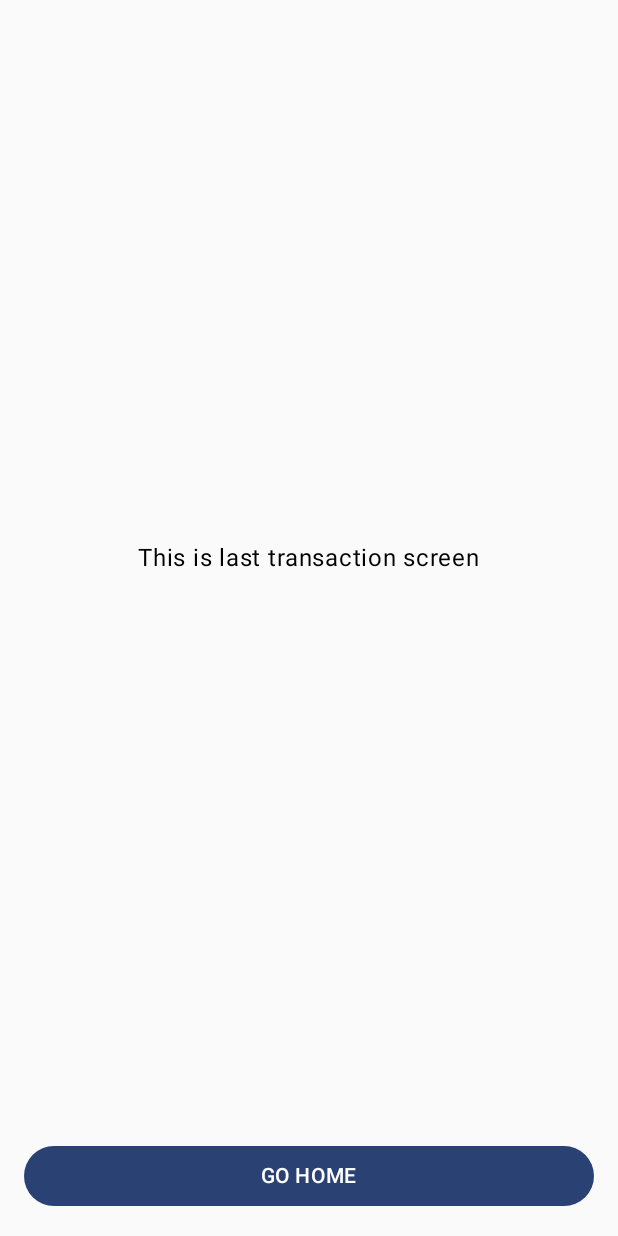
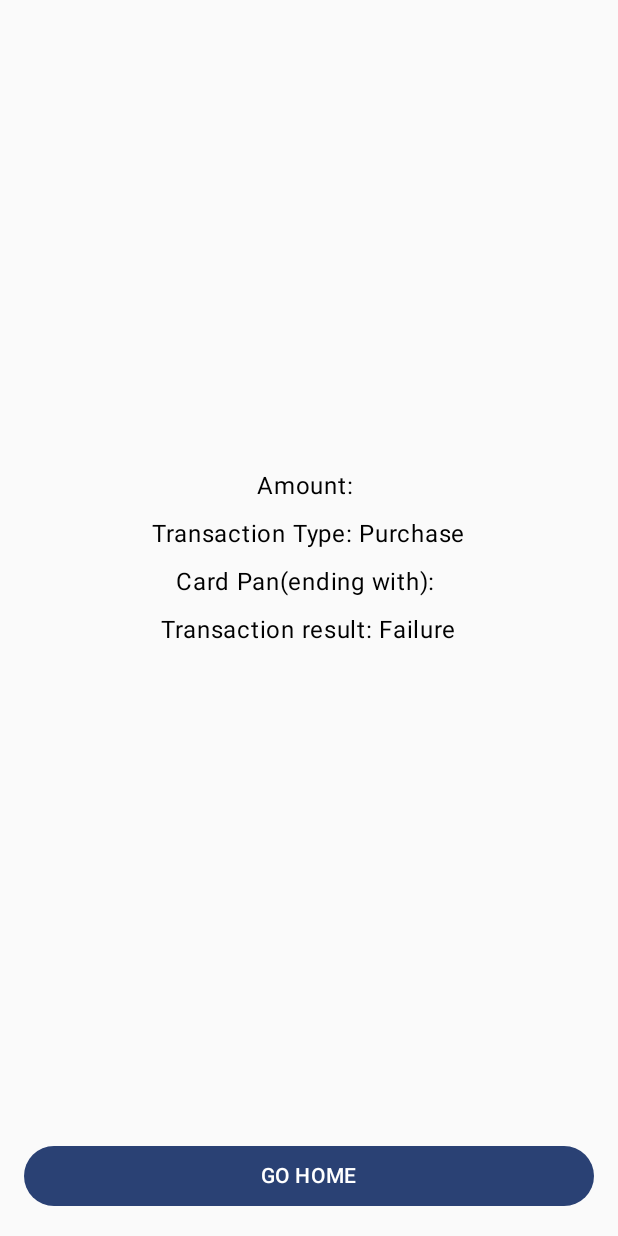
Before and after one commit to naveenfunk/SimplePay, an Android app built with Jetpack Compose: the LastTransactionScreen screen opened through its navigation route, on a phone screen of 412 x 824 dp. Run offline under Robolectric (Android 15) with nearby library versions, the phone set to English and light mode, and no system bars; our stand-ins replace Dagger/Hilt's generated code.

Commit message:
Completed task 4

```diff
--- a/app/src/main/java/com/example/simplepay/Navigation.kt
+++ b/app/src/main/java/com/example/simplepay/Navigation.kt
@@ -16,6 +16,7 @@ import com.example.simplepay.AppRoute.LAST_TRANSACTION
 import com.example.simplepay.AppRoute.TRANSACTION
 import com.example.simplepay.ui.screen.home.HomeScreen
 import com.example.simplepay.ui.screen.last_transaction.LastTransactionScreen
+import com.example.simplepay.ui.screen.last_transaction.LastTransactionVM
 import com.example.simplepay.ui.screen.transaction.TransactionVM
 import com.example.simplepay.ui.screen.transaction.screens.TransactionScreen
 
@@ -62,11 +63,13 @@ fun AppNavigation() {
             )
         }
         composable(LAST_TRANSACTION) {
-            LastTransactionScreen(onHomeClick = {
-                navController.navigate(
-                    HOME
-                )
-            })
+            val viewModel = hiltViewModel<LastTransactionVM>()
+
+            val uiState by viewModel.uiState.collectAsStateWithLifecycle(
+                minActiveState = Lifecycle.State.STARTED
+            )
+
+            LastTransactionScreen(uiState, onHomeClick = { navController.navigateClearingBackStack(HOME) })
         }
     }
 }
--- a/app/src/main/java/com/example/simplepay/data/local/TransactionDao.kt
+++ b/app/src/main/java/com/example/simplepay/data/local/TransactionDao.kt
@@ -2,6 +2,7 @@ package com.example.simplepay.data.local
 
 import androidx.room.Dao
 import androidx.room.Insert
+import androidx.room.Query
 import com.example.simplepay.data.local.model.TransactionEntity
 
 @Dao
@@ -10,4 +11,6 @@ interface TransactionDao {
     @Insert
     suspend fun saveTransaction(transaction: TransactionEntity)
 
+    @Query("SELECT * FROM transactions ORDER BY createdOn DESC LIMIT 1")
+    suspend fun getLastTransaction(): TransactionEntity?
 }
--- a/app/src/main/java/com/example/simplepay/data/local/TransactionDatabase.kt
+++ b/app/src/main/java/com/example/simplepay/data/local/TransactionDatabase.kt
@@ -5,7 +5,7 @@ import androidx.room.RoomDatabase
 import androidx.room.TypeConverters
 import com.example.simplepay.data.local.model.TransactionEntity
 
-@Database(entities = [TransactionEntity::class], version = 1, exportSchema = true)
+@Database(entities = [TransactionEntity::class], version = 2, exportSchema = true)
 @TypeConverters(TransactionConverters::class)
 abstract class TransactionDatabase : RoomDatabase() {
 
--- a/app/src/main/java/com/example/simplepay/data/local/repository/TransactionRepository.kt
+++ b/app/src/main/java/com/example/simplepay/data/local/repository/TransactionRepository.kt
@@ -5,4 +5,6 @@ import com.example.simplepay.domain.model.TransactionInfo
 interface TransactionRepository {
 
     suspend fun saveTransaction(transaction: TransactionInfo)
+
+    suspend fun getLastTransaction(): TransactionInfo?
 }
--- a/app/src/main/java/com/example/simplepay/data/local/repository/TransactionRepositoryImpl.kt
+++ b/app/src/main/java/com/example/simplepay/data/local/repository/TransactionRepositoryImpl.kt
@@ -1,15 +1,20 @@
 package com.example.simplepay.data.local.repository
 
+import com.example.simplepay.data.local.model.toDomain
+import com.example.simplepay.data.local.model.toEntity
 import com.example.simplepay.data.local.source.LocalDataSource
 import com.example.simplepay.domain.model.TransactionInfo
-import com.example.simplepay.domain.model.toEntity
 import javax.inject.Inject
 
 class TransactionRepositoryImpl @Inject constructor(private val localDataSource: LocalDataSource) :
     TransactionRepository {
 
     override suspend fun saveTransaction(transaction: TransactionInfo) {
-        localDataSource.saveTransaction(transaction.toEntity())
+        localDataSource.saveTransaction(transaction.toEntity(System.currentTimeMillis()))
+    }
+
+    override suspend fun getLastTransaction(): TransactionInfo? {
+        return localDataSource.getLastTransaction()?.toDomain()
     }
 
 }
--- a/app/src/main/java/com/example/simplepay/data/local/source/LocalDataSource.kt
+++ b/app/src/main/java/com/example/simplepay/data/local/source/LocalDataSource.kt
@@ -5,4 +5,6 @@ import com.example.simplepay.data.local.model.TransactionEntity
 interface LocalDataSource {
 
     suspend fun saveTransaction(transaction: TransactionEntity)
+
+    suspend fun getLastTransaction(): TransactionEntity?
 }
--- a/app/src/main/java/com/example/simplepay/data/local/source/LocalDataSourceImpl.kt
+++ b/app/src/main/java/com/example/simplepay/data/local/source/LocalDataSourceImpl.kt
@@ -10,4 +10,8 @@ class LocalDataSourceImpl @Inject constructor(private val transactionDao: Transa
     override suspend fun saveTransaction(transaction: TransactionEntity) {
         transactionDao.saveTransaction(transaction)
     }
+
+    override suspend fun getLastTransaction(): TransactionEntity? {
+        return transactionDao.getLastTransaction()
+    }
 }
--- /dev/null
+++ b/app/src/main/java/com/example/simplepay/domain/usecase/GetLastTransactionUseCase.kt
@@ -0,0 +1,14 @@
+package com.example.simplepay.domain.usecase
+
+import com.example.simplepay.data.local.repository.TransactionRepository
+import com.example.simplepay.domain.model.TransactionInfo
+import javax.inject.Inject
+
+class GetLastTransactionUseCase @Inject constructor(
+    private val transactionRepository: TransactionRepository
+) {
+
+    suspend operator fun invoke(): TransactionInfo? {
+        return transactionRepository.getLastTransaction()
+    }
+}
--- a/app/src/main/java/com/example/simplepay/ui/screen/last_transaction/LastTransactionScreen.kt
+++ b/app/src/main/java/com/example/simplepay/ui/screen/last_transaction/LastTransactionScreen.kt
@@ -1,9 +1,12 @@
 package com.example.simplepay.ui.screen.last_transaction
 
+import androidx.compose.foundation.layout.Box
 import androidx.compose.foundation.layout.Column
 import androidx.compose.foundation.layout.Spacer
 import androidx.compose.foundation.layout.fillMaxHeight
+import androidx.compose.foundation.layout.fillMaxSize
 import androidx.compose.foundation.layout.fillMaxWidth
+import androidx.compose.foundation.layout.height
 import androidx.compose.foundation.layout.padding
 import androidx.compose.material3.Button
 import androidx.compose.material3.Text
@@ -11,12 +14,15 @@ import androidx.compose.runtime.Composable
 import androidx.compose.ui.Alignment
 import androidx.compose.ui.Modifier
 import androidx.compose.ui.res.stringResource
+import androidx.compose.ui.text.style.TextAlign
 import androidx.compose.ui.tooling.preview.Preview
 import androidx.compose.ui.unit.dp
 import com.example.simplepay.R
 
 @Composable
-fun LastTransactionScreen(onHomeClick: () -> Unit) {
+fun LastTransactionScreen(viewState: LastTransactionState?, onHomeClick: () -> Unit) {
+
+    if (viewState != null) {
 
         Column(
             modifier = Modifier
@@ -25,7 +31,23 @@ fun LastTransactionScreen(onHomeClick: () -> Unit) {
             horizontalAlignment = Alignment.CenterHorizontally
         ) {
             Spacer(modifier = Modifier.weight(1f))
-        Text(text = "This is last transaction screen")
+            Text(text = stringResource(id = R.string.amount_s, viewState.amount))
+            Spacer(modifier = Modifier.height(8.dp))
+            Text(
+                text = stringResource(
+                    id = R.string.transaction_type_s,
+                    stringResource(id = viewState.transactionResId)
+                )
+            )
+            Spacer(modifier = Modifier.height(8.dp))
+            Text(text = stringResource(id = R.string.card_pan_s, viewState.cardInfo))
+            Spacer(modifier = Modifier.height(8.dp))
+            Text(
+                text = stringResource(
+                    id = R.string.transaction_result_s,
+                    stringResource(id = viewState.resultResId)
+                )
+            )
             Spacer(modifier = Modifier.weight(1f))
             Button(
                 onClick = { onHomeClick() },
@@ -36,10 +58,18 @@ fun LastTransactionScreen(onHomeClick: () -> Unit) {
                 Text(stringResource(id = R.string.go_home).uppercase())
             }
         }
+    } else {
+        Box(modifier = Modifier.fillMaxSize(), contentAlignment = Alignment.Center) {
+            Text(
+                textAlign = TextAlign.Center,
+                text = stringResource(id = R.string.no_transaction_found_message)
+            )
+        }
+    }
 }
 
 @Preview
 @Composable
 private fun PreviewLastTransactionScreen() {
-    LastTransactionScreen(onHomeClick = {})
+    LastTransactionScreen(LastTransactionState(), onHomeClick = {})
 }
--- /dev/null
+++ b/app/src/main/java/com/example/simplepay/ui/screen/last_transaction/LastTransactionState.kt
@@ -0,0 +1,36 @@
+package com.example.simplepay.ui.screen.last_transaction
+
+import com.example.simplepay.R
+import com.example.simplepay.domain.model.TransactionInfo
+import com.example.simplepay.domain.model.TransactionResult
+import com.example.simplepay.domain.model.TransactionType
+
+data class LastTransactionState(
+    val amount: String = "",
+    val cardInfo: String = "",
+    val transactionResId: Int = R.string.purchase,
+    val resultResId: Int = R.string.failure,
+    val isLastTransactionAvailalbe: Boolean = false
+)
+
+fun TransactionInfo.toState() = LastTransactionState(
+    amount = amount.toString(),
+    transactionResId = getTransactionResId(transactionType),
+    resultResId = getTransactionResultResId(result),
+    cardInfo = cardInfo.cardPan
+)
+
+fun getTransactionResId(transactionType: TransactionType) =
+    when(transactionType) {
+        TransactionType.PURCHASE -> R.string.purchase
+        TransactionType.REFUND -> R.string.refund
+        TransactionType.CASHOUT -> R.string.cashout
+    }
+
+fun getTransactionResultResId(transactionResult: TransactionResult) =
+    when(transactionResult) {
+        TransactionResult.APPROVED -> R.string.approved
+        TransactionResult.DECLINED -> R.string.declined
+        TransactionResult.CANCELLED -> R.string.cancelled
+        TransactionResult.FAILURE -> R.string.failure
+    }
--- a/app/src/main/java/com/example/simplepay/ui/screen/last_transaction/LastTransactionVM.kt
+++ b/app/src/main/java/com/example/simplepay/ui/screen/last_transaction/LastTransactionVM.kt
@@ -1,9 +1,28 @@
 package com.example.simplepay.ui.screen.last_transaction
 
 import androidx.lifecycle.ViewModel
+import androidx.lifecycle.viewModelScope
+import com.example.simplepay.domain.usecase.GetLastTransactionUseCase
 import dagger.hilt.android.lifecycle.HiltViewModel
+import kotlinx.coroutines.flow.MutableStateFlow
+import kotlinx.coroutines.flow.StateFlow
+import kotlinx.coroutines.launch
 import javax.inject.Inject
 
 @HiltViewModel
-class LastTransactionVM @Inject constructor() : ViewModel() {
+class LastTransactionVM @Inject constructor(
+    getLastTransactionUseCase: GetLastTransactionUseCase
+) : ViewModel() {
+
+    private val _uiState = MutableStateFlow(LastTransactionState())
+    val uiState: StateFlow<LastTransactionState> = _uiState
+
+    init {
+        viewModelScope.launch {
+            val transactionDomain = getLastTransactionUseCase()
+            transactionDomain?.let {
+                _uiState.value = it.toState()
+            }
+        }
+    }
 }
--- a/app/src/main/java/com/example/simplepay/ui/screen/transaction/TransactionVM.kt
+++ b/app/src/main/java/com/example/simplepay/ui/screen/transaction/TransactionVM.kt
@@ -17,6 +17,7 @@ import kotlinx.coroutines.delay
 import kotlinx.coroutines.flow.MutableStateFlow
 import kotlinx.coroutines.flow.StateFlow
 import kotlinx.coroutines.launch
+import kotlinx.coroutines.withContext
 import javax.inject.Inject
 
 @HiltViewModel
@@ -39,12 +40,13 @@ class TransactionVM @Inject constructor(
         viewModelScope.launch(Dispatchers.Default) {
             gotoNextStep()
             if (isCardInfoValid()) {
-                delay(2000)
                 setTransactionResult(TransactionResult.APPROVED)
             } else {
                 setTransactionResult(TransactionResult.FAILURE)
             }
-            createTransactionUseCase(_transactionInfoState.value.toDomain())
+            withContext(Dispatchers.IO) {
+                createTransactionUseCase(_transactionInfoState.value.toDomain())
+            }
             gotoNextStep()
         }
     }
--- a/app/src/main/res/values/strings.xml
+++ b/app/src/main/res/values/strings.xml
@@ -20,4 +20,9 @@
     <string name="expiry_year">Expiry Year</string>
     <string name="expiry_month">Expiry Month</string>
     <string name="card_security_code">Card Security Code</string>
+    <string name="no_transaction_found_message">No transactions found!</string>
+    <string name="amount_s">Amount: %s</string>
+    <string name="transaction_type_s">Transaction Type: %s</string>
+    <string name="card_pan_s">Card Pan(ending with): %s</string>
+    <string name="transaction_result_s">Transaction result: %s</string>
 </resources>
```
Also changed, not shown: app/src/main/java/com/example/simplepay/data/local/model/TransactionEntity.kt (+23 -1 lines), app/src/main/java/com/example/simplepay/domain/model/TransactionInfo.kt (+0 -8 lines). Lines whose indentation alone changed are shown as unchanged.
